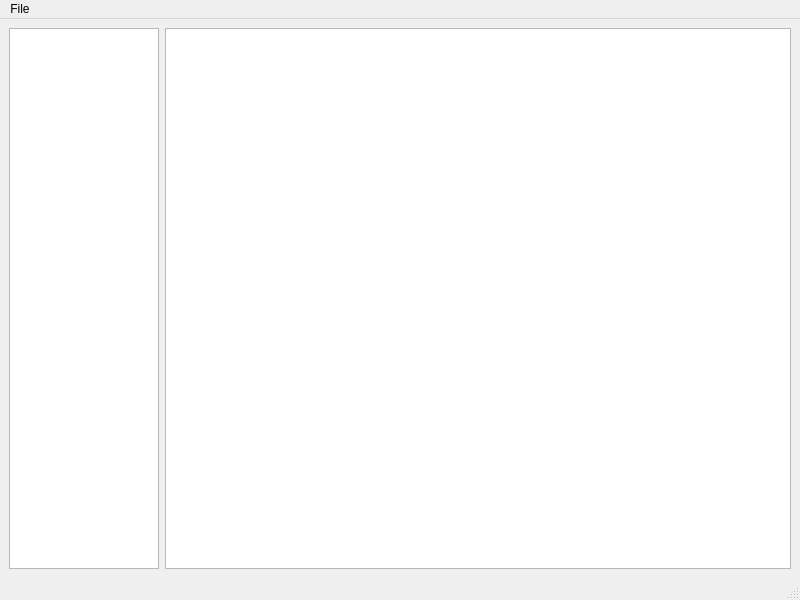
This is mainwindow.ui in masonmm3/SimpleEditor as Qt 5 draws it before an edit. The edited form follows.
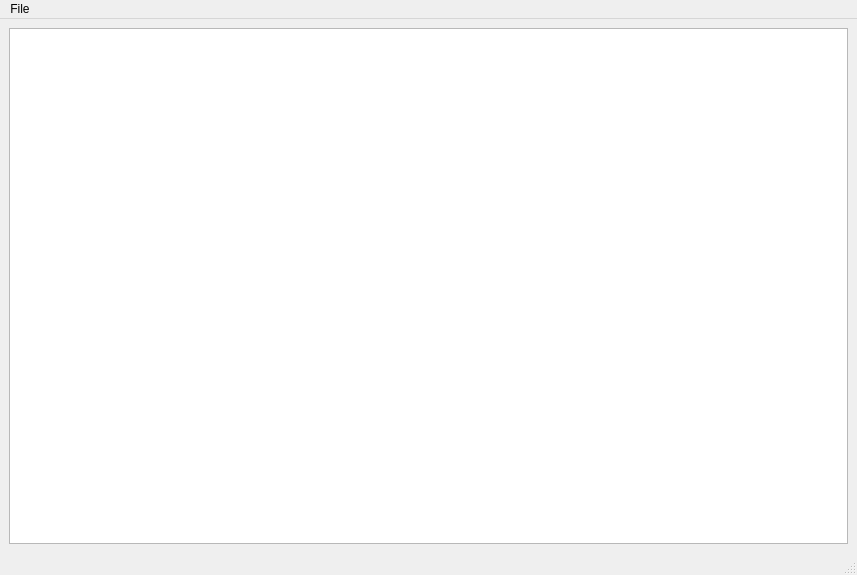
This is the edited form.

```diff
--- a/mainwindow.ui
+++ b/mainwindow.ui
@@ -6,8 +6,8 @@
    <rect>
     <x>0</x>
     <y>0</y>
-    <width>800</width>
-    <height>600</height>
+    <width>857</width>
+    <height>575</height>
    </rect>
   </property>
   <property name="windowTitle">
@@ -17,24 +17,15 @@
    <layout class="QGridLayout" name="gridLayout">
     <item row="0" column="0">
      <layout class="QHBoxLayout" name="horizontalLayout">
-      <item alignment="Qt::AlignmentFlag::AlignLeft">
-       <widget class="QListView" name="listView">
-        <property name="minimumSize">
-         <size>
-          <width>20</width>
-          <height>0</height>
-         </size>
-        </property>
-        <property name="maximumSize">
-         <size>
-          <width>150</width>
-          <height>16777215</height>
-         </size>
-        </property>
-       </widget>
-      </item>
       <item>
-       <widget class="QTextEdit" name="textEdit"/>
+       <widget class="QTextEdit" name="textEdit">
+        <property name="sizePolicy">
+         <sizepolicy hsizetype="Expanding" vsizetype="Expanding">
+          <horstretch>0</horstretch>
+          <verstretch>0</verstretch>
+         </sizepolicy>
+        </property>
+       </widget>
       </item>
      </layout>
     </item>
@@ -46,7 +37,7 @@
     <rect>
      <x>0</x>
      <y>0</y>
-     <width>800</width>
+     <width>857</width>
      <height>21</height>
     </rect>
    </property>
```
Left out of the diff: 1 changed line with no effect on the pictures.
